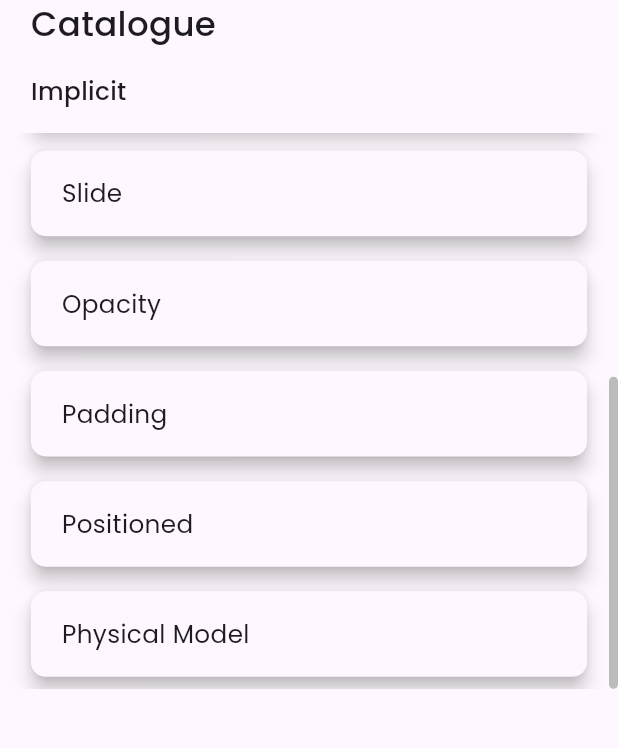
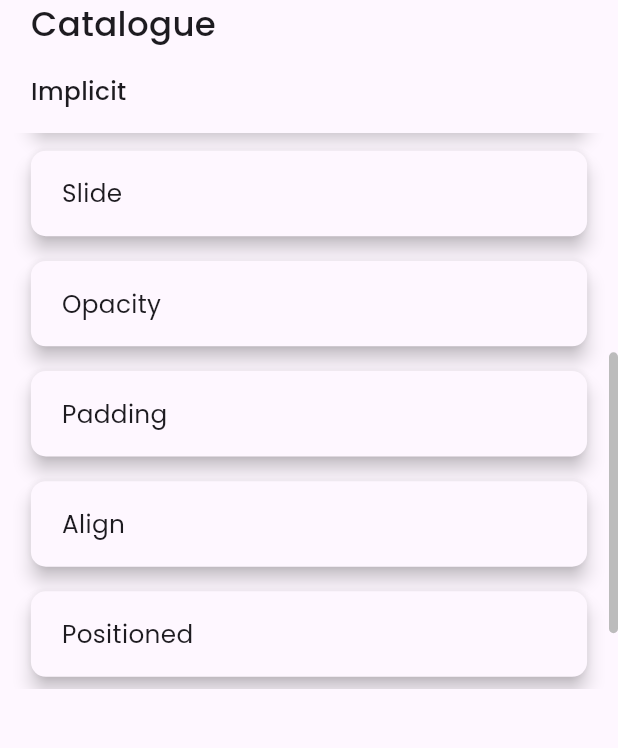
Before and after one commit to bhawesh2002/animotion_gallery, a Flutter app: the screen it shows after launch, scrolled down 290 dp, on a phone screen of 412 x 824 dp, the part 84-832 px from its top. Run offline on Flutter 3.47's test engine with Material 3 defaults, Android fonts, the phone set to English and light mode, and no system bars; our stand-ins replace google_fonts.

Commit message:
Add Align animation to Catalogue

```diff
--- a/lib/pages/catalogue.dart
+++ b/lib/pages/catalogue.dart
@@ -1,3 +1,4 @@
+import 'package:animotion_gallery/implicit%20animations/ani_align.dart';
 import 'package:animotion_gallery/implicit%20animations/ani_container.dart';
 import 'package:animotion_gallery/implicit%20animations/ani_opacity.dart';
 import 'package:animotion_gallery/implicit%20animations/ani_padding.dart';
@@ -22,6 +23,7 @@ class Catalogue extends StatelessWidget {
       "Slide": const AniSlidePage(),
       "Opacity": const AniOpacityPage(),
       "Padding": const AniPaddingPage(),
+      "Align": const AniAlignPage(),
       "Positioned": const AniPositionedPage(),
       "Physical Model": const AniPhysicalModelPage(),
     };
```
